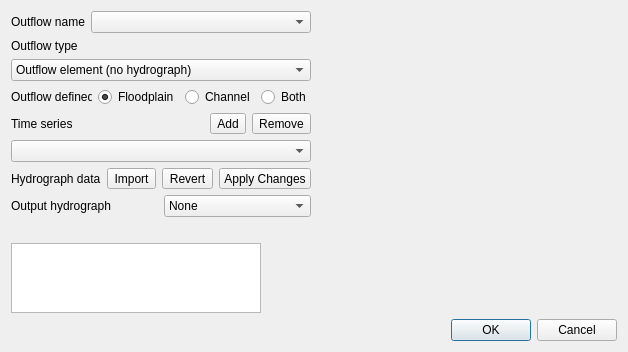
FLO-2DSoftware/qgis-flo-2d-plugin, file flo2d/ui/outflow_editor.ui: the form before one commit.
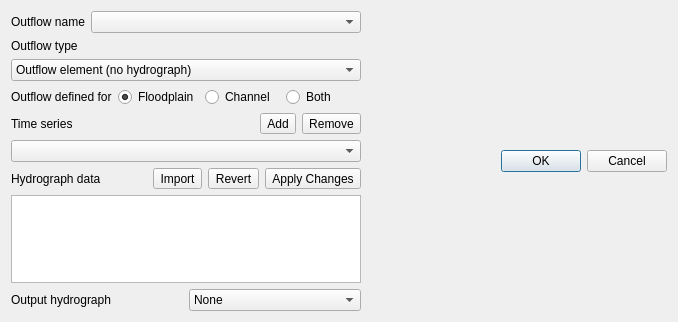
The form after the commit.

Commit message: added basic rain editor dialog

What changed in the file:
```diff
--- a/flo2d/ui/outflow_editor.ui
+++ b/flo2d/ui/outflow_editor.ui
@@ -6,8 +6,8 @@
    <rect>
     <x>0</x>
     <y>0</y>
-    <width>618</width>
-    <height>340</height>
+    <width>676</width>
+    <height>320</height>
    </rect>
   </property>
   <property name="windowTitle">
@@ -23,7 +23,7 @@
       <widget class="QFrame" name="frame">
        <property name="maximumSize">
         <size>
-         <width>300</width>
+         <width>350</width>
          <height>16777215</height>
         </size>
        </property>
@@ -277,10 +277,26 @@
           </item>
          </layout>
         </item>
+        <item>
+         <widget class="QTableView" name="tseriesDataTView">
+          <property name="minimumSize">
+           <size>
+            <width>350</width>
+            <height>0</height>
+           </size>
+          </property>
+          <property name="maximumSize">
+           <size>
+            <width>350</width>
+            <height>16777215</height>
+           </size>
+          </property>
+         </widget>
+        </item>
         <item>
          <layout class="QHBoxLayout" name="horizontalLayout">
           <property name="bottomMargin">
-           <number>20</number>
+           <number>0</number>
           </property>
           <item>
            <widget class="QLabel" name="label">
@@ -345,54 +361,52 @@
           </item>
          </layout>
         </item>
-        <item>
-         <widget class="QTableView" name="tseriesDataTView">
-          <property name="minimumSize">
-           <size>
-            <width>200</width>
-            <height>0</height>
-           </size>
-          </property>
-          <property name="maximumSize">
-           <size>
-            <width>250</width>
-            <height>16777215</height>
-           </size>
-          </property>
-         </widget>
-        </item>
        </layout>
       </widget>
      </item>
      <item>
-      <widget class="QFrame" name="frame">
-       <property name="sizePolicy">
-        <sizepolicy hsizetype="MinimumExpanding" vsizetype="Preferred">
-         <horstretch>0</horstretch>
-         <verstretch>0</verstretch>
-        </sizepolicy>
-       </property>
+      <widget class="QFrame" name="frame_2">
        <property name="minimumSize">
         <size>
          <width>300</width>
-         <height>250</height>
+         <height>300</height>
         </size>
        </property>
-       <layout class="QGridLayout" name="plotLayout"/>
+       <property name="frameShape">
+        <enum>QFrame::NoFrame</enum>
+       </property>
+       <property name="frameShadow">
+        <enum>QFrame::Raised</enum>
+       </property>
+       <layout class="QGridLayout" name="gridLayout">
+        <property name="margin">
+         <number>0</number>
+        </property>
+        <property name="spacing">
+         <number>0</number>
+        </property>
+        <item row="0" column="0">
+         <layout class="QVBoxLayout" name="verticalLayout_4">
+          <item>
+           <layout class="QHBoxLayout" name="plotLayout"/>
+          </item>
+          <item>
+           <widget class="QDialogButtonBox" name="buttonBox">
+            <property name="orientation">
+             <enum>Qt::Horizontal</enum>
+            </property>
+            <property name="standardButtons">
+             <set>QDialogButtonBox::Cancel|QDialogButtonBox::Ok</set>
+            </property>
+           </widget>
+          </item>
+         </layout>
+        </item>
+       </layout>
       </widget>
      </item>
     </layout>
    </item>
-   <item>
-    <widget class="QDialogButtonBox" name="buttonBox">
-     <property name="orientation">
-      <enum>Qt::Horizontal</enum>
-     </property>
-     <property name="standardButtons">
-      <set>QDialogButtonBox::Cancel|QDialogButtonBox::Ok</set>
-     </property>
-    </widget>
-   </item>
   </layout>
  </widget>
  <resources/>
```
The commit also changes 7 other files.
